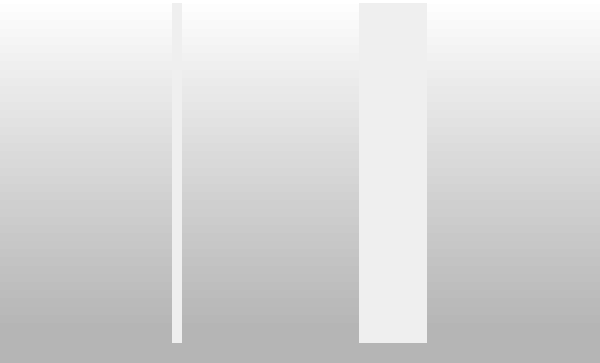
analogdevicesinc/scopy, file ui/la_channel_manager.ui: the form before one commit.
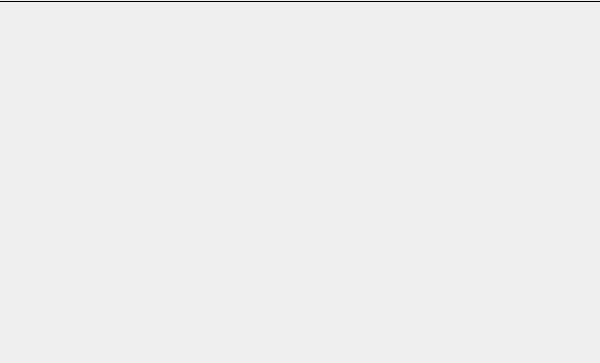
The form after the commit.

What changed in the file:
```diff
--- a/ui/la_channel_manager.ui
+++ b/ui/la_channel_manager.ui
@@ -20,9 +20,7 @@
    <string>Form</string>
   </property>
   <property name="styleSheet">
-   <string notr="true">#LAChannelManager {
-background-color: qlineargradient(spread:pad, x1:0, y1:0.9, x2:0, y2:0, stop:0 rgba(0, 0, 0, 40), stop:1 transparent);
-}</string>
+   <string notr="true"/>
   </property>
   <layout class="QVBoxLayout" name="verticalLayout_1">
    <property name="spacing">
@@ -101,10 +99,6 @@
    </item>
    <item>
     <widget class="Line" name="line">
-     <property name="styleSheet">
-      <string notr="true">color: rgba(255,255,255,60);
-</string>
-     </property>
      <property name="frameShadow">
       <enum>QFrame::Plain</enum>
      </property>
```
Left out of the diff: 14 changed lines with no effect on the pictures.
